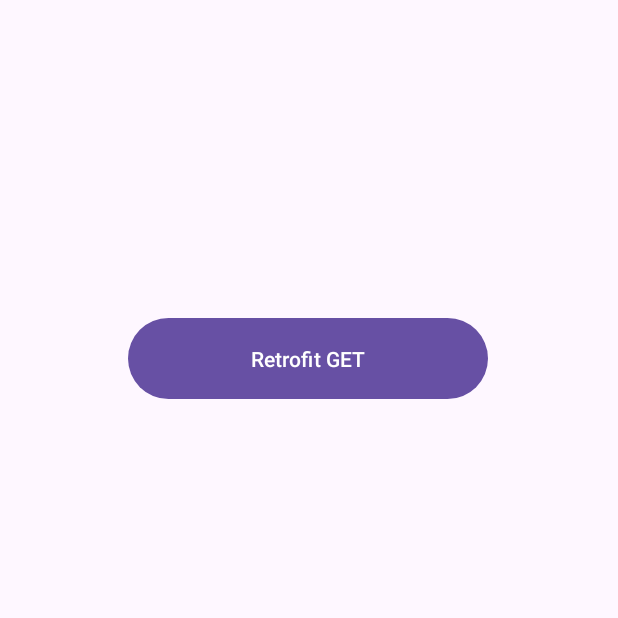
After one commit to LiTingchang/AndroidDemos, an Android app: the RetrofitActivity screen opened directly, with no data from a screen before it, on a phone screen of 412 x 824 dp, the top half of it. The commit adds this screen. Run offline under Robolectric (Android 15) with nearby library versions, the phone set to English and light mode, and no system bars; our stand-ins replace RxJava.

Commit message:
retrofit

```diff
--- a/app/src/main/java/com/bitmask/android/demos/FirstFragment.java
+++ b/app/src/main/java/com/bitmask/android/demos/FirstFragment.java
@@ -16,6 +16,7 @@ import androidx.recyclerview.widget.RecyclerView;
 
 import com.bitmask.android.demos.databinding.FragmentFirstBinding;
 import com.bitmask.android.demos.handler.HandlerActivity;
+import com.bitmask.android.demos.retrofit.RetrofitActivity;
 
 import java.util.ArrayList;
 import java.util.List;
@@ -46,7 +47,7 @@ public class FirstFragment extends Fragment {
         );
 
         activityInfoList.add(new ActivityInfo("HandlerActivity", HandlerActivity.class));
-        activityInfoList.add(new ActivityInfo("HandlerActivity", HandlerActivity.class));
+        activityInfoList.add(new ActivityInfo("RetrofitActivity", RetrofitActivity.class));
         activityInfoList.add(new ActivityInfo("HandlerActivity", HandlerActivity.class));
         activityInfoList.add(new ActivityInfo("HandlerActivity", HandlerActivity.class));
         activityInfoList.add(new ActivityInfo("HandlerActivity", HandlerActivity.class));
--- a/app/src/main/java/com/bitmask/android/demos/handler/HandlerThreadDemo.java
+++ b/app/src/main/java/com/bitmask/android/demos/handler/HandlerThreadDemo.java
@@ -1,4 +1,7 @@
 package com.bitmask.android.demos.handler;
 
+import android.os.HandlerThread;
+
 public class HandlerThreadDemo {
+    HandlerThread
 }
--- /dev/null
+++ b/app/src/main/java/com/bitmask/android/demos/retrofit/RetrofitActivity.java
@@ -0,0 +1,45 @@
+package com.bitmask.android.demos.retrofit;
+
+import android.os.Bundle;
+import android.util.Log;
+import android.view.View;
+
+import androidx.activity.EdgeToEdge;
+import androidx.appcompat.app.AppCompatActivity;
+import androidx.core.graphics.Insets;
+import androidx.core.view.ViewCompat;
+import androidx.core.view.WindowInsetsCompat;
+
+import com.bitmask.android.demos.R;
+
+import io.reactivex.android.schedulers.AndroidSchedulers;
+import io.reactivex.schedulers.Schedulers;
+
+public class RetrofitActivity extends AppCompatActivity {
+
+    @Override
+    protected void onCreate(Bundle savedInstanceState) {
+        super.onCreate(savedInstanceState);
+        EdgeToEdge.enable(this);
+        setContentView(R.layout.activity_retrofit);
+        ViewCompat.setOnApplyWindowInsetsListener(findViewById(R.id.main), (v, insets) -> {
+            Insets systemBars = insets.getInsets(WindowInsetsCompat.Type.systemBars());
+            v.setPadding(systemBars.left, systemBars.top, systemBars.right, systemBars.bottom);
+            return insets;
+        });
+
+        findViewById(R.id.retrofit_get).setOnClickListener(new View.OnClickListener() {
+            @Override
+            public void onClick(View v) {
+                APIClient.getService().getHistory()
+                        .subscribeOn(Schedulers.io())
+                        .observeOn(AndroidSchedulers.mainThread())
+                        .subscribe(starHistory -> {
+                            Log.d("RetrofitActivity", String.valueOf(starHistory));
+                        }, throwable -> {
+                            throwable.printStackTrace();
+                        });
+            }
+        });
+    }
+}
--- /dev/null
+++ b/app/src/main/res/layout/activity_retrofit.xml
@@ -0,0 +1,21 @@
+<?xml version="1.0" encoding="utf-8"?>
+<androidx.constraintlayout.widget.ConstraintLayout xmlns:android="http://schemas.android.com/apk/res/android"
+    xmlns:app="http://schemas.android.com/apk/res-auto"
+    xmlns:tools="http://schemas.android.com/tools"
+    android:id="@+id/main"
+    android:layout_width="match_parent"
+    android:layout_height="match_parent"
+    tools:context=".retrofit.RetrofitActivity">
+
+    <Button
+        android:id="@+id/retrofit_get"
+        android:layout_width="240dp"
+        android:layout_height="62dp"
+        android:layout_marginTop="208dp"
+        android:text="Retrofit GET"
+        app:layout_constraintEnd_toEndOf="parent"
+        app:layout_constraintHorizontal_bias="0.497"
+        app:layout_constraintStart_toStartOf="parent"
+        app:layout_constraintTop_toTopOf="parent"/>
+
+</androidx.constraintlayout.widget.ConstraintLayout>
```
Also changed, not shown: app/build.gradle.kts (+15 -0 lines), app/src/main/AndroidManifest.xml (+20 -1 lines), app/src/main/java/com/bitmask/android/demos/init/BaseComponentsInitializer.java (added, +30 -0 lines), app/src/main/java/com/bitmask/android/demos/retrofit/APIClient.java (added, +15 -0 lines), app/src/main/java/com/bitmask/android/demos/retrofit/Info.java (added, +29 -0 lines), app/src/main/java/com/bitmask/android/demos/retrofit/ResponseData.java (added, +8 -0 lines), app/src/main/java/com/bitmask/android/demos/retrofit/RetrofitManager.java (added, +71 -0 lines), app/src/main/java/com/bitmask/android/demos/retrofit/SpaceXService.java (added, +13 -0 lines).
